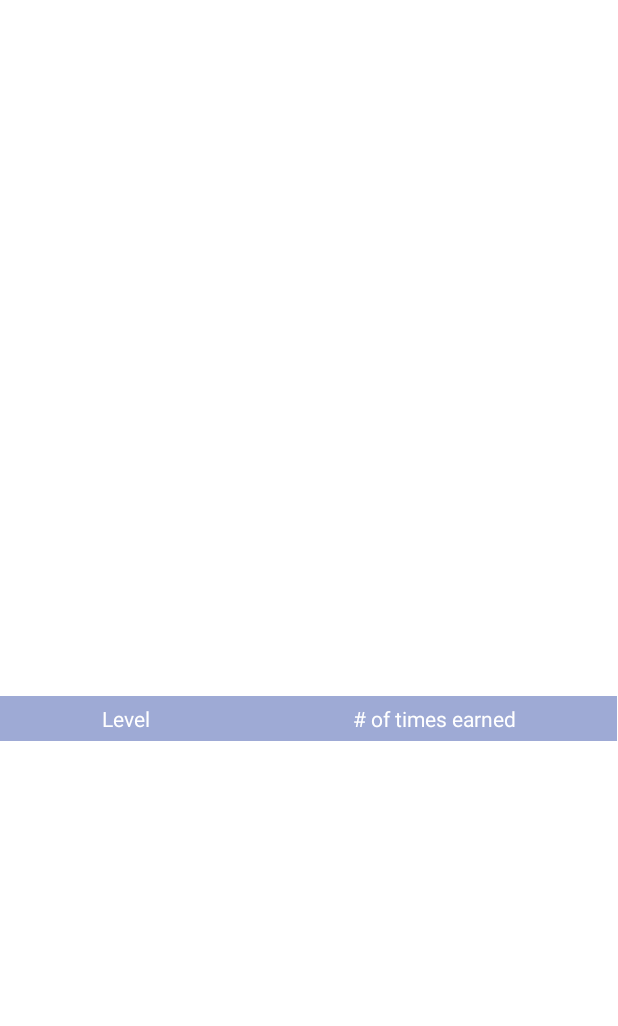
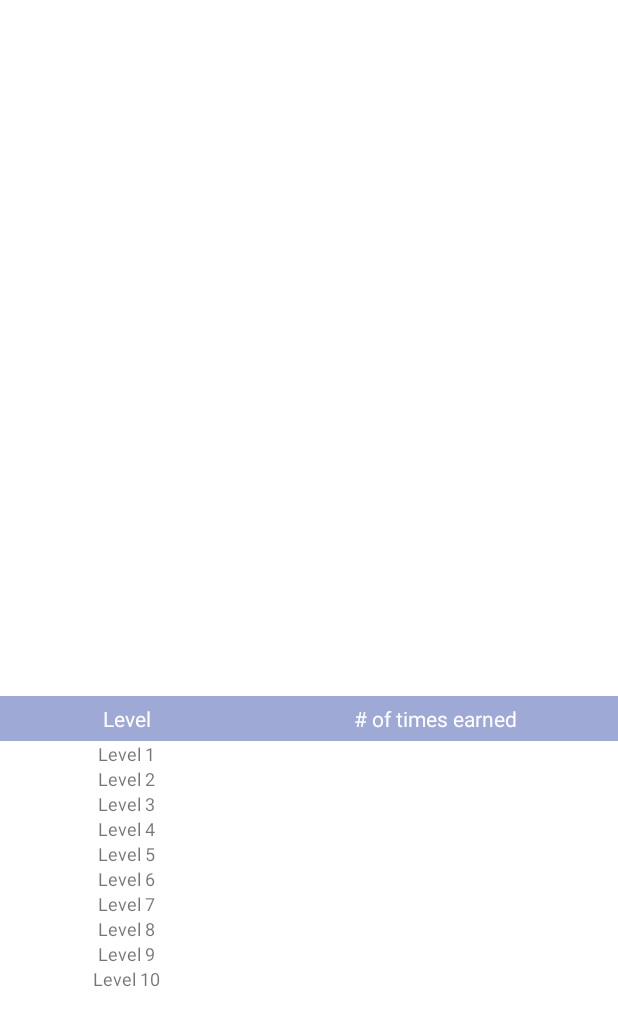
Before and after one commit to shadmanh123/Game_Score_Calculator, an Android app: the AchievementStatistics screen opened directly, with no data from a screen before it, on a phone screen of 412 x 824 dp. Shown: the top 1026 px of the screen. Run offline under Robolectric (Android 15) with nearby library versions, the phone set to English and light mode, and no system bars; libraries missing offline, so code that uses them is left out: com.cedarsoftware.util; network calls fail; 3 statements that could not run were skipped.

Commit message:
Created a button to go into AchievementStatistics

```diff
--- a/app/build.gradle
+++ b/app/build.gradle
@@ -39,6 +39,11 @@ android {
 
 }
 
+//added this for histogram
+//repositories {
+//    maven { url 'https://jitpack.io' }
+//}
+
 dependencies {
     implementation 'org.junit.jupiter:junit-jupiter:5.9.1'
     implementation 'androidx.appcompat:appcompat:1.5.1'
@@ -48,4 +53,5 @@ dependencies {
     androidTestImplementation 'androidx.test.espresso:espresso-core:3.4.0'
     implementation 'com.cedarsoftware:json-io:4.10.1'
     implementation 'com.google.code.gson:gson:2.8.8'
+//    implementation 'com.github.PhilJay:MPAndroidChart:v3.1.0' //added this for histogram
 }
--- a/app/src/main/java/com/example/cmpt276project/AchievementStatistics.java
+++ b/app/src/main/java/com/example/cmpt276project/AchievementStatistics.java
@@ -38,7 +38,7 @@ public class AchievementStatistics extends AppCompatActivity {
     }
 
     private void populateText() {
-        TableLayout table = findViewById(R.id.tableForHistory);
+        TableLayout table = findViewById(R.id.statisticTable);
         for (int row = 0; row < ROW_SIZE; row++) {
             TableRow tableRow = new TableRow(this);
             table.addView(tableRow);
--- a/app/src/main/java/com/example/cmpt276project/PlayActivity.java
+++ b/app/src/main/java/com/example/cmpt276project/PlayActivity.java
@@ -63,6 +63,12 @@ public class PlayActivity extends AppCompatActivity {
             Intent intent = AddEditPlayActivity.makeIntent(PlayActivity.this, GameIndex, false, -1);
             startActivity(intent);
         });
+
+        Button statistics = findViewById(R.id.btnStatistics);
+        statistics.setOnClickListener(v -> {
+            Intent sIntent = AchievementStatistics.makeIntent(this, index);
+            startActivity(sIntent);
+        });
     }
 
     private void checkEmptyState(Game game) {
--- a/app/src/main/res/layout/activity_achievement_statistics.xml
+++ b/app/src/main/res/layout/activity_achievement_statistics.xml
@@ -7,13 +7,14 @@
     tools:context=".AchievementStatistics">
 
     <TableLayout
+        android:id="@+id/statisticTable"
         android:layout_width="match_parent"
         android:layout_height="360dp"
+        android:stretchColumns="*"
         app:layout_constraintBottom_toBottomOf="parent"
         app:layout_constraintTop_toTopOf="parent"
         app:layout_constraintVertical_bias="1.0"
-        tools:layout_editor_absoluteX="16dp"
-        android:stretchColumns="*">
+        tools:layout_editor_absoluteX="16dp">
 
         <TableRow
             android:layout_width="match_parent"
@@ -32,8 +33,9 @@
                 android:padding="5dip"
                 android:text="@string/of_times_earned"
                 android:textColor="@color/white" />
-    </TableRow>
+        </TableRow>
 
 
     </TableLayout>
+
 </androidx.constraintlayout.widget.ConstraintLayout>
```
Also changed, not shown: app/src/main/res/layout/activity_play.xml (+15 -0 lines).
